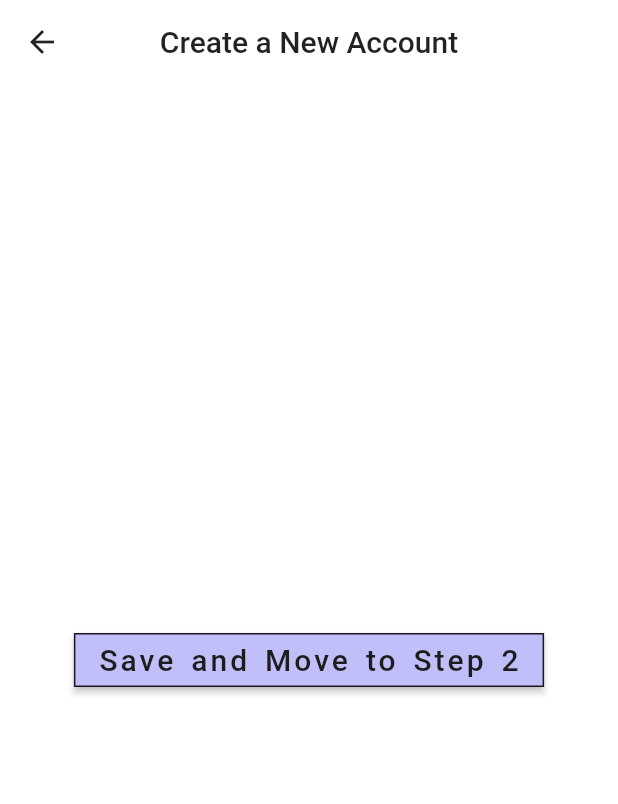
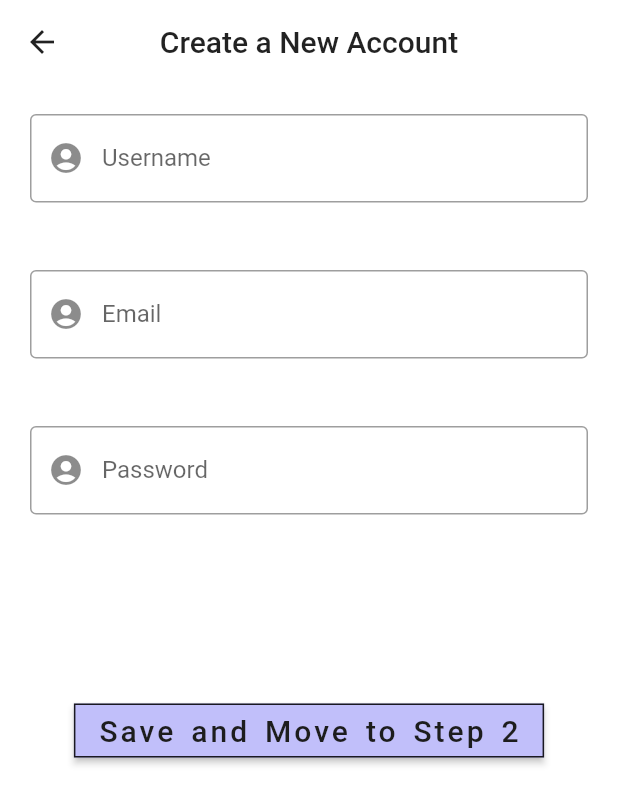
Before and after one commit to Cyrusroy001/project-autopsy-hacknitr3.0, a Flutter app: the CreateAccountPage screen opened by its route, on a phone screen of 412 x 824 dp. Shown: the top 804 px of the screen. Run offline on Flutter 3.47's test engine with Material 2 defaults, Android fonts, the light colour scheme and no system bars; our stand-ins replace file_picker, firebase_core, firebase_storage; accounts and stored records are empty.

Commit message:
Asutosh Final Push

```diff
--- a/lib/screens/LaunchScreen.dart
+++ b/lib/screens/LaunchScreen.dart
@@ -46,7 +46,15 @@ class LaunchScreen extends StatelessWidget {
                 ),
               ),
 
-              SizedBox(height: 350),
+              // SizedBox(height: 350),
+              Container(
+                child: Center(
+                  child: Image(
+                    image: AssetImage('assets/images/Landing_Page_Image.png'),
+                    width: 500,
+                  ),
+                ),
+              ),
 
               Center(
                 child: RaisedButton(
--- a/lib/screens/patient/firsttimeuser/CreateAccountPage.dart
+++ b/lib/screens/patient/firsttimeuser/CreateAccountPage.dart
@@ -20,7 +20,30 @@ class _CreateAccountPageState extends State<CreateAccountPage> {
         foregroundColor: Colors.black87,
       ),
       body: Center(
-        child: RaisedButton(
+        child: Column(
+          children: [
+            Padding(
+              padding: const EdgeInsets.all(20),
+              child: buildID(),
+            ),
+            SizedBox(
+              height: 5,
+            ),
+            Padding(
+              padding: const EdgeInsets.all(20),
+              child: buildPassword(),
+            ),
+            SizedBox(
+              height: 5,
+            ),
+            Padding(
+              padding: const EdgeInsets.all(20),
+              child: buildUser(),
+            ),
+            SizedBox(
+              height: 100,
+            ),
+            RaisedButton(
               onPressed: () {
                 Navigator.pushNamed(context, '/FinishingPage');
               },
@@ -40,7 +63,33 @@ class _CreateAccountPageState extends State<CreateAccountPage> {
                 ),
               ),
             ),
+          ],
+        ),
       ),
     );
   }
+
+  Widget buildID() => TextField(
+        decoration: InputDecoration(
+          border: OutlineInputBorder(),
+          prefixIcon: Icon(Icons.account_circle),
+          labelText: 'Username',
+        ),
+      );
+
+  Widget buildPassword() => TextField(
+    decoration: InputDecoration(
+      border: OutlineInputBorder(),
+      prefixIcon: Icon(Icons.account_circle),
+      labelText: 'Email',
+    ),
+  );
+
+  Widget buildUser() => TextField(
+    decoration: InputDecoration(
+      border: OutlineInputBorder(),
+      prefixIcon: Icon(Icons.account_circle),
+      labelText: 'Password',
+    ),
+  );
 }
--- a/pubspec.yaml
+++ b/pubspec.yaml
@@ -55,9 +55,8 @@ flutter:
   uses-material-design: true
 
   # To add assets to your application, add an assets section, like this:
-  # assets:
-  #   - images/a_dot_burr.jpeg
-  #   - images/a_dot_ham.jpeg
+  assets:
+     - assets/images/Landing_Page_Image.png
 
   # An image asset can refer to one or more resolution-specific "variants", see
   # https://flutter.dev/assets-and-images/#resolution-aware.
```
Also changed, not shown: assets/images/Landing_Page_Image.png (added), assets/images/Logo.png (added). Lines whose indentation alone changed are shown as unchanged.
